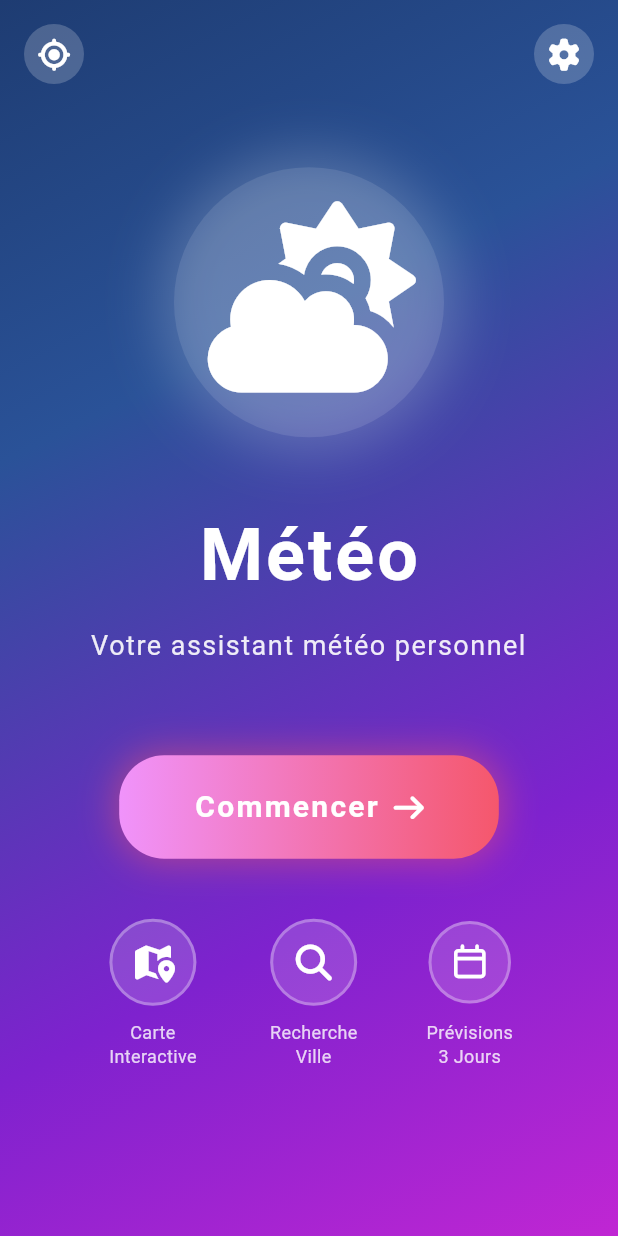
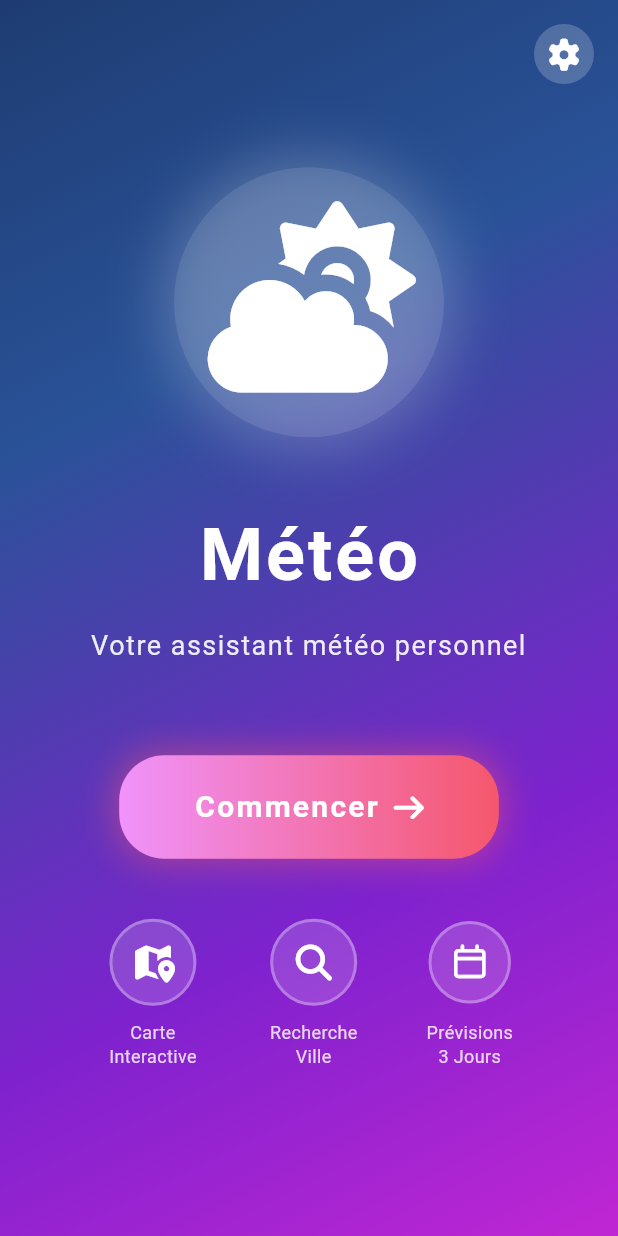
Before and after one commit to HAMZAZAWAK17/WethearMap, a Flutter app: the screen it shows after launch, on a phone screen of 412 x 824 dp. Run offline on Flutter 3.47's test engine with Material 3 defaults, Android fonts, the phone set to English and light mode, and no system bars; drawn by our look-alikes of animated_text_kit; our stand-ins replace font_awesome_flutter, geolocator, google_maps_flutter, share_plus, shared_preferences, shimmer.

Commit message:
feat: introduce home page with animated splash, auto-location, and add API error resolution guide.

```diff
--- a/lib/screens/home_page.dart
+++ b/lib/screens/home_page.dart
@@ -252,34 +252,6 @@ class _HomePageState extends State<HomePage> with SingleTickerProviderStateMixin
               ),
             ),
           ),
-
-          // Bouton de localisation en haut à gauche
-          Positioned(
-            top: 16,
-            left: 16,
-            child: SafeArea(
-              child: CircleAvatar(
-                backgroundColor: AppColors.white20,
-                child: IconButton(
-                  icon: _isCheckingLocation
-                      ? const SizedBox(
-                          width: 20,
-                          height: 20,
-                          child: CircularProgressIndicator(
-                            strokeWidth: 2,
-                            valueColor: AlwaysStoppedAnimation<Color>(Colors.white),
-                          ),
-                        )
-                      : const FaIcon(
-                          FontAwesomeIcons.locationCrosshairs,
-                          color: Colors.white,
-                          size: 20,
-                        ),
-                  onPressed: _isCheckingLocation ? null : _detectLocationAndShowWeather,
-                ),
-              ),
-            ),
-          ),
         ],
       ),
     );
```
Also changed, not shown: 1 other file.
